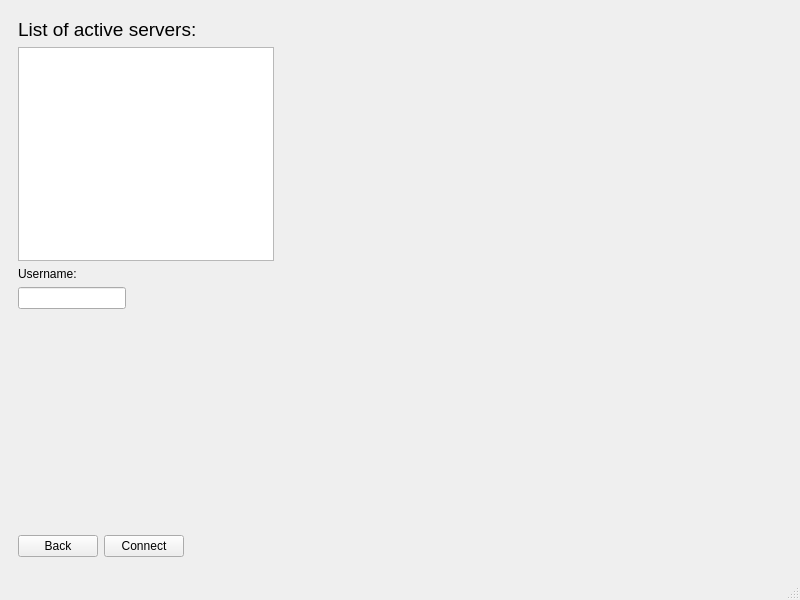
Old version of the form src/gui/mainwindow.ui in the repository wanjoh/silent_edge.
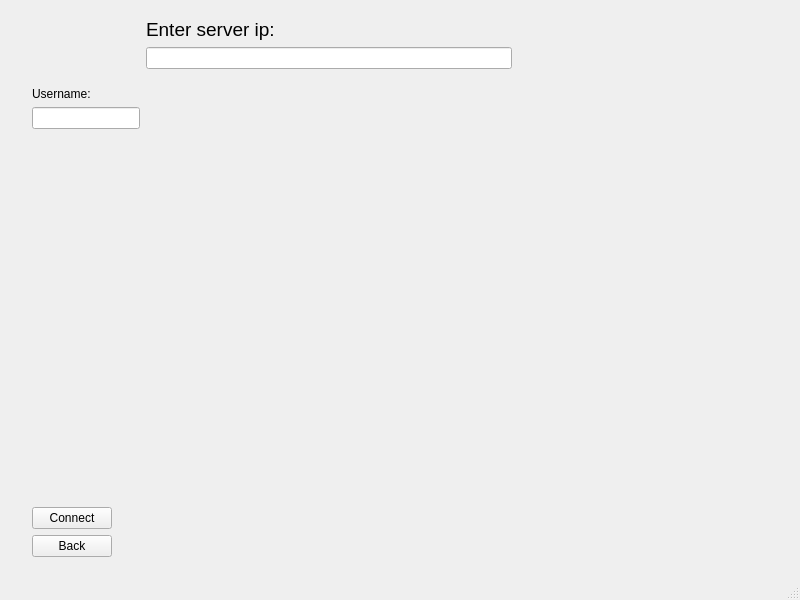
New version of the form. The open tabs and pages were chosen to show the change.

Commit message: izbačena server lista, dodat unos ip adrese; sređivan kod

```diff
--- a/src/gui/mainwindow.ui
+++ b/src/gui/mainwindow.ui
@@ -135,13 +135,16 @@
         </property>
         <item>
          <layout class="QFormLayout" name="formLayout_2">
+          <property name="leftMargin">
+           <number>14</number>
+          </property>
           <property name="rightMargin">
-           <number>286</number>
+           <number>235</number>
           </property>
           <property name="bottomMargin">
            <number>3</number>
           </property>
-          <item row="0" column="0">
+          <item row="0" column="1">
            <widget class="QLabel" name="label">
             <property name="font">
              <font>
@@ -149,24 +152,35 @@
              </font>
             </property>
             <property name="text">
-             <string>List of active servers:</string>
+             <string>Enter server ip:</string>
             </property>
            </widget>
           </item>
-          <item row="1" column="0">
-           <widget class="QListWidget" name="serverList"/>
+          <item row="1" column="1">
+           <widget class="QLineEdit" name="serverIP_line"/>
           </item>
-          <item row="6" column="0">
+          <item row="2" column="1">
+           <layout class="QVBoxLayout" name="verticalLayout_6"/>
+          </item>
+          <item row="5" column="0">
+           <layout class="QVBoxLayout" name="verticalLayout_5"/>
+          </item>
+          <item row="9" column="0">
            <widget class="QLabel" name="label_username">
+            <property name="font">
+             <font>
+              <pointsize>9</pointsize>
+             </font>
+            </property>
             <property name="text">
              <string>Username:</string>
             </property>
            </widget>
           </item>
-          <item row="7" column="0">
+          <item row="10" column="0">
            <widget class="QLineEdit" name="lineUsername"/>
           </item>
-          <item row="8" column="0">
+          <item row="12" column="0">
            <spacer name="verticalSpacer">
             <property name="orientation">
              <enum>Qt::Vertical</enum>
@@ -179,23 +193,28 @@
             </property>
            </spacer>
           </item>
-          <item row="9" column="0">
-           <layout class="QHBoxLayout" name="horizontalLayout_2">
-            <item>
-             <widget class="QPushButton" name="pushButtonBack_2">
-              <property name="text">
-               <string>Back</string>
-              </property>
-             </widget>
-            </item>
-            <item>
+          <item row="14" column="0">
+           <layout class="QHBoxLayout" name="horizontalLayout_2"/>
+          </item>
+          <item row="15" column="1">
+           <layout class="QHBoxLayout" name="horizontalLayout"/>
+          </item>
+          <item row="16" column="0">
              <widget class="QPushButton" name="pushButtonConnect">
               <property name="text">
                <string>Connect</string>
               </property>
              </widget>
             </item>
-           </layout>
+          <item row="16" column="1">
+           <layout class="QHBoxLayout" name="horizontalLayout_3"/>
+          </item>
+          <item row="17" column="0">
+           <widget class="QPushButton" name="pushButtonBack_2">
+            <property name="text">
+             <string>Back</string>
+            </property>
+           </widget>
           </item>
          </layout>
         </item>
```
Lines whose indentation alone changed are shown as unchanged. The commit also changes 4 other files.
